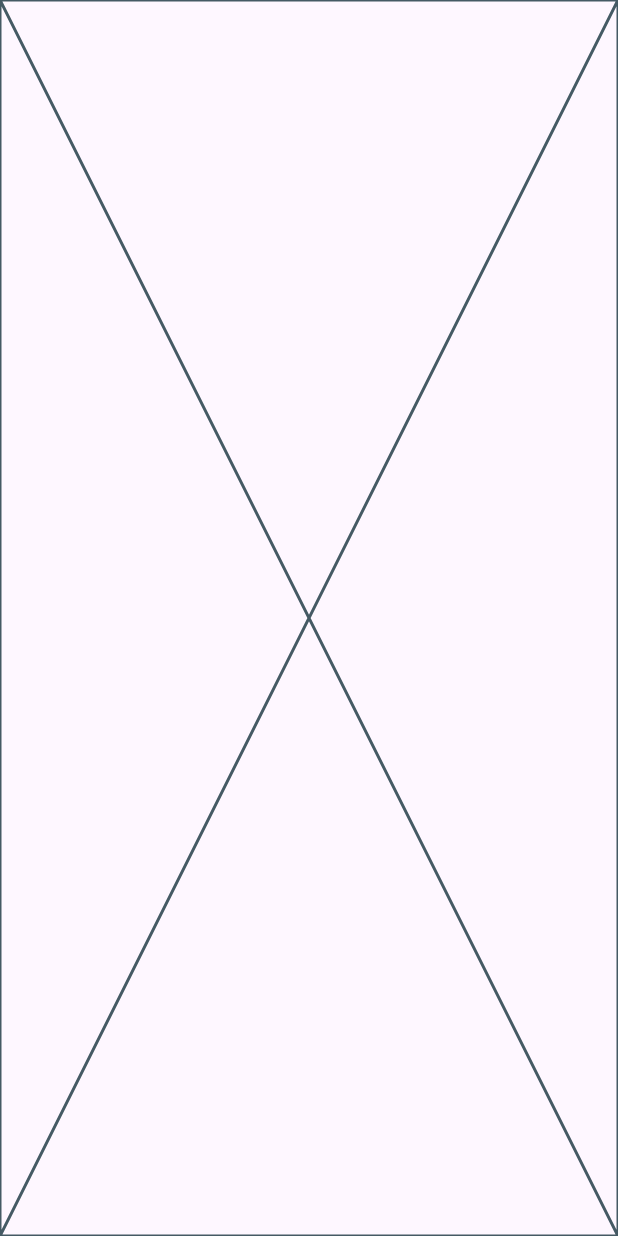
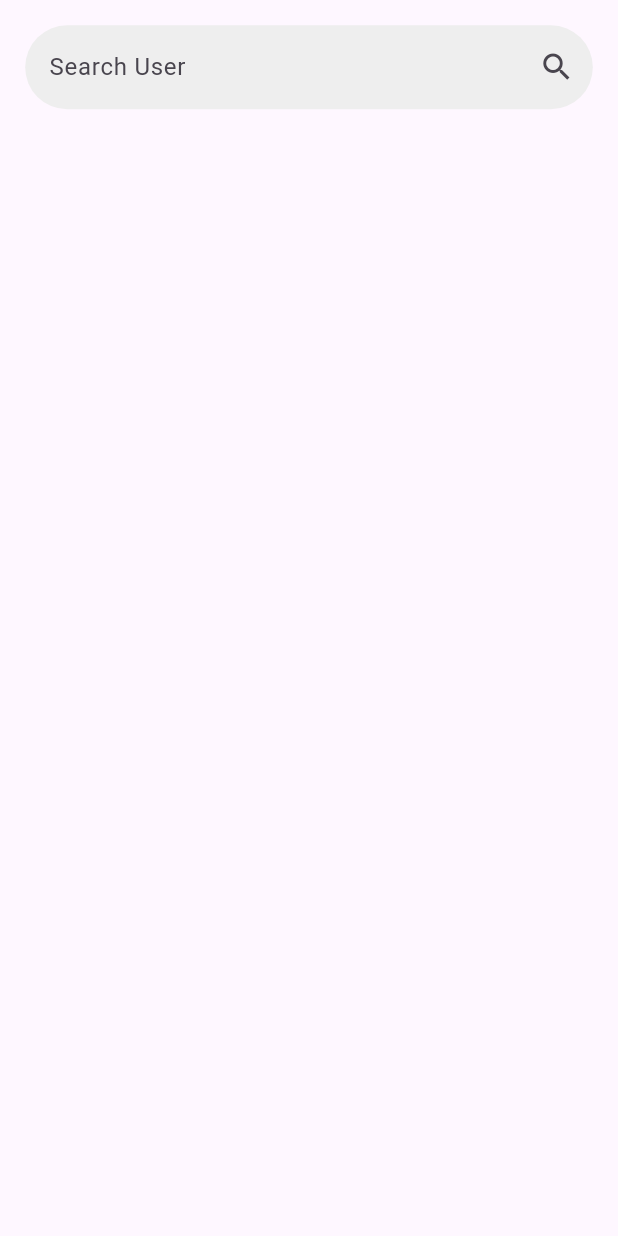
Before and after one commit to abdulrehman04/Crewmeister-app, a Flutter app: the screen it shows after launch, on a phone screen of 412 x 824 dp. Run offline on Flutter 3.47's test engine with Material 3 defaults, Android fonts, the phone set to English and light mode, and no system bars; our stand-ins replace flutter_screenutil, form_builder_validators, go_router, google_fonts.

Commit message:
feat: Add google fonts and comments blocProvider temporarily

```diff
--- /dev/null
+++ b/devtools_options.yaml
@@ -0,0 +1,3 @@
+description: This file stores settings for Dart & Flutter DevTools.
+documentation: https://docs.flutter.dev/tools/devtools/extensions#configure-extension-enablement-states
+extensions:
--- a/lib/main.dart
+++ b/lib/main.dart
@@ -1,6 +1,7 @@
 import 'package:crewmeister_app/router/app_router.dart';
 import 'package:flutter/material.dart';
-import 'package:flutter_bloc/flutter_bloc.dart';
+import 'package:flutter_screenutil/flutter_screenutil.dart';
+import 'package:google_fonts/google_fonts.dart';
 
 void main() {
   runApp(const MyApp());
@@ -11,18 +12,38 @@ class MyApp extends StatelessWidget {
 
   @override
   Widget build(BuildContext context) {
-    return MultiBlocProvider(
-      providers: [],
-      child: MaterialApp.router(
+    // return MultiBlocProvider(
+    //   providers: [
+
+    //   ],
+    //   child: MaterialApp.router(
+    //     title: 'Crewmeister App',
+    //     debugShowCheckedModeBanner: false,
+    //     theme: ThemeData(
+    //       colorScheme: ColorScheme.fromSeed(seedColor: Colors.deepPurple),
+    //     ),
+    //     routerDelegate: AppRouter.router.routerDelegate,
+    //     routeInformationParser: AppRouter.router.routeInformationParser,
+    //     routeInformationProvider: AppRouter.router.routeInformationProvider,
+    //   ),
+    // );
+
+    return ScreenUtilInit(
+      designSize: const Size(392.7, 781),
+      minTextAdapt: true,
+      builder: (context, child) {
+        return MaterialApp.router(
           title: 'Crewmeister App',
           debugShowCheckedModeBanner: false,
           theme: ThemeData(
             colorScheme: ColorScheme.fromSeed(seedColor: Colors.deepPurple),
+            textTheme: GoogleFonts.robotoTextTheme(),
           ),
           routerDelegate: AppRouter.router.routerDelegate,
           routeInformationParser: AppRouter.router.routeInformationParser,
           routeInformationProvider: AppRouter.router.routeInformationProvider,
-      ),
+        );
+      },
     );
   }
 }
--- /dev/null
+++ b/lib/screens/absence_manager/static/_form_keys.dart
@@ -0,0 +1,5 @@
+part of '../absence_manager.dart';
+
+class _FormKeys {
+  static const String search = "search";
+}
--- a/lib/screens/absence_manager/views/mobile.dart
+++ b/lib/screens/absence_manager/views/mobile.dart
@@ -5,6 +5,9 @@ class _Mobile extends StatelessWidget {
 
   @override
   Widget build(BuildContext context) {
-    return const Placeholder();
+    return Padding(
+      padding: EdgeInsets.symmetric(horizontal: 16.w, vertical: 16.h),
+      child: _BaseView(),
+    );
   }
 }
--- /dev/null
+++ b/lib/screens/absence_manager/widgets/_base_view.dart
@@ -0,0 +1,27 @@
+part of '../absence_manager.dart';
+
+class _BaseView extends StatelessWidget {
+  final double width;
+  const _BaseView({this.width = double.infinity});
+
+  @override
+  Widget build(BuildContext context) {
+    final screenState = _ScreenState.s(context);
+    return Form(
+      key: screenState.formKey,
+      child: Column(
+        children: [
+          AppTextField(
+            hintText: "Search User",
+            controller: screenState.searchController,
+            validator: FormBuilderValidators.compose([
+              FormBuilderValidators.required(),
+              FormBuilderValidators.alphabetical(),
+            ]),
+            sufffixIcon: Icons.search,
+          ),
+        ],
+      ),
+    );
+  }
+}
--- a/pubspec.yaml
+++ b/pubspec.yaml
@@ -47,6 +47,9 @@ dependencies:
 
   # Form
   form_builder_validators: ^11.0.0
+
+  # UI
+  google_fonts: ^6.2.1
 
 dev_dependencies:
   flutter_test:
```
Also changed, not shown: pubspec.lock, 3 other files. Lines whose indentation alone changed are shown as unchanged.
